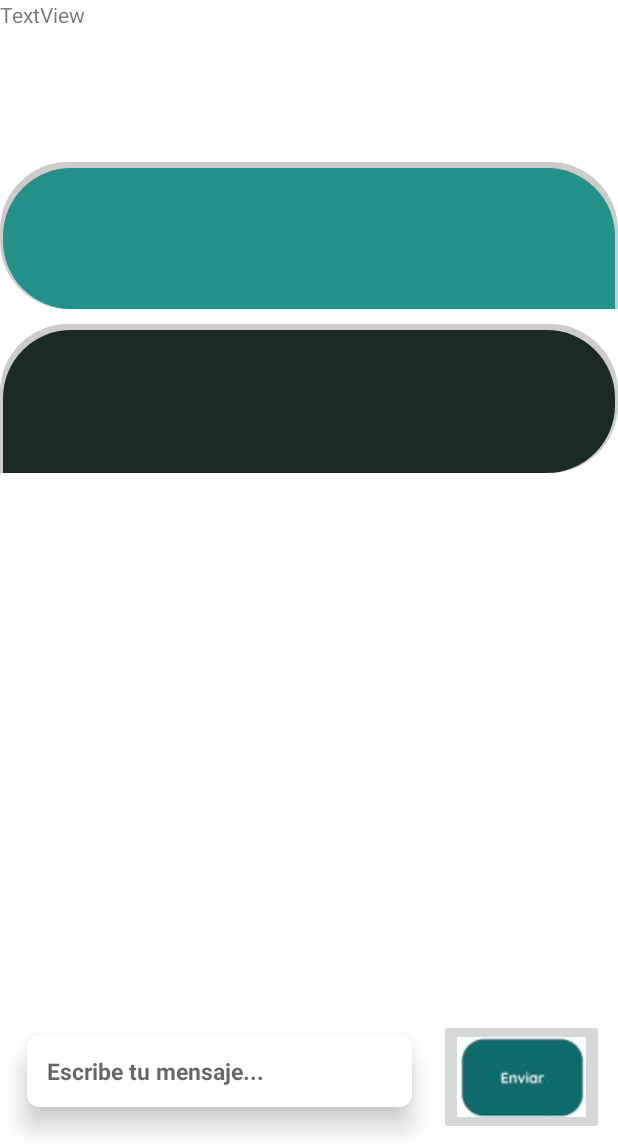
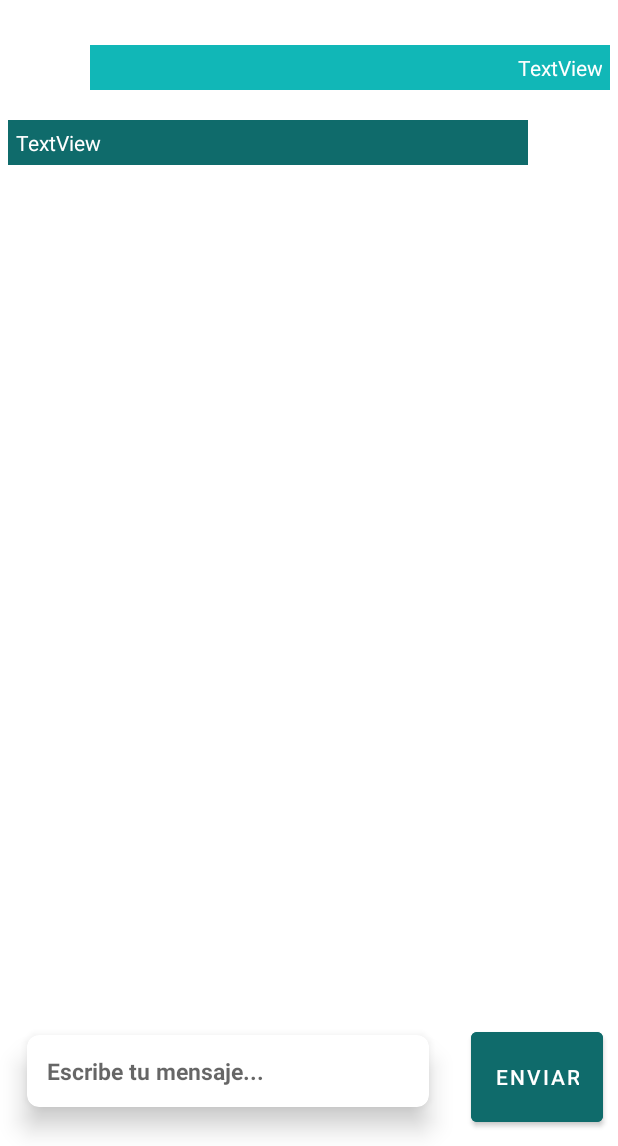
Before and after one commit to IntroCompuMovil202230/Agrari, an Android app: the layout activity_chat.xml on its own in the app's theme, with its tools: preview values and no code run, on a phone screen of 412 x 824 dp, the part 90-1236 px from its top. Run offline under Robolectric (Android 15) with nearby library versions, the phone set to English and light mode, and no system bars; Roboto replaces fonts that are not available here.

Commit message:
Chat parte 2.0

```diff
--- a/app/src/main/java/com/example/agrari/ChatActivity.kt
+++ b/app/src/main/java/com/example/agrari/ChatActivity.kt
@@ -10,6 +10,7 @@ import androidx.appcompat.app.AppCompatDelegate
 import androidx.appcompat.app.AppCompatDelegate.MODE_NIGHT_NO
 import androidx.appcompat.app.AppCompatDelegate.MODE_NIGHT_YES
 import androidx.recyclerview.widget.LinearLayoutManager
+import com.example.agrari.Model.Message
 import com.google.firebase.firestore.Query
 import com.google.firebase.firestore.ktx.firestore
 import com.google.firebase.ktx.Firebase
@@ -66,8 +67,9 @@ class ChatActivity : AppCompatActivity() {
         sensorManager!!.unregisterListener(lightSensorListener)
     }
 
+    // TODO corregir errores
     private fun initViews(){
-        messagesRecylerView.layoutManager = LinearLayoutManager(this)
+        /*messagesRecylerView.layoutManager = LinearLayoutManager(this)
         messagesRecylerView.adapter = MessageAdapter(user)
 
         sendMessageButton.setOnClickListener { sendMessage() }
@@ -77,6 +79,7 @@ class ChatActivity : AppCompatActivity() {
         chatRef.collection("messages").orderBy("dob", Query.Direction.ASCENDING)
             .get()
             .addOnSuccessListener { messages ->
+
                 val listMessages = messages.toObjects(Message::class.java)
                 (messagesRecylerView.adapter as MessageAdapter).setData(listMessages)
             }
@@ -89,19 +92,17 @@ class ChatActivity : AppCompatActivity() {
                         (messagesRecylerView.adapter as MessageAdapter).setData(listMessages)
                     }
                 }
-            }
+            }*/
     }
 
     private fun sendMessage(){
         val message = Message(
-            message = messageTextField.text.toString(),
+           // message = messageTextField.text.toString(),
             from = user
         )
 
         db.collection("chats").document(chatId).collection("messages").document().set(message)
 
-        messageTextField.setText("")
-
-
+        //messageTextField.setText("")
     }
 }
--- a/app/src/main/java/com/example/agrari/MessageAdapter.kt
+++ b/app/src/main/java/com/example/agrari/MessageAdapter.kt
@@ -28,7 +28,8 @@ class MessageAdapter(private val user: String): RecyclerView.Adapter<MessageAdap
     override fun onBindViewHolder(holder: MessageViewHolder, position: Int) {
         val message = messages[position]
 
-  /*      if(user == message.from){
+        // TODO corregir errores
+        /*if(user == message.from){
             holder.itemView.myMessageLayout.visibility = View.VISIBLE
             holder.itemView.otherMessageLayout.visibility = View.GONE
 
--- a/app/src/main/res/layout/activity_chat.xml
+++ b/app/src/main/res/layout/activity_chat.xml
@@ -6,88 +6,75 @@
     android:layout_height="match_parent"
     android:background="@color/white"
     tools:context=".ChatActivity">
+
     <androidx.appcompat.widget.Toolbar
         android:id="@+id/toolbar"
+        android:layout_width="match_parent"
+        android:layout_height="wrap_content"
+        android:layout_marginBottom="10dp"
         android:background="#239089"
         android:minHeight="?attr/actionBarSize"
-        android:theme="?attr/actionBarTheme"
-        android:layout_width="match_parent"
-        android:layout_height="wrap_content">
+        android:theme="?attr/actionBarTheme">
 
         <LinearLayout
-            android:orientation="horizontal"
+            android:id="@+id/linear01"
             android:layout_width="wrap_content"
             android:layout_height="wrap_content"
+            android:orientation="horizontal"
             tools:ignore="MissingClass">
+
             <ImageView
                 android:id="@+id/imagen"
-                android:layout_weight="1"
                 android:layout_width="0dp"
-                android:layout_height="60dp"/>
+                android:layout_height="60dp"
+                android:layout_weight="1" />
 
             <ImageView
                 android:id="@+id/perfil"
                 android:layout_width="42dp"
+                android:layout_height="42dp"
+                android:layout_gravity="center"
                 android:layout_marginLeft="10dp"
-                android:layout_gravity="center"
-                android:layout_height="42dp"
                 android:layout_weight="1"
                 android:visibility="visible"
                 app:srcCompat="@drawable/ic_launcher_foreground" />
+
             <LinearLayout
-                android:orientation="vertical"
+                android:layout_width="match_parent"
+                android:layout_height="wrap_content"
+                android:layout_gravity="center"
                 android:layout_marginLeft="15dp"
-                android:layout_gravity="center"
-                android:layout_width="match_parent"
-                android:layout_height="wrap_content">
+                android:orientation="vertical">
+
                 <TextView
                     android:id="@+id/name"
+                    android:layout_width="wrap_content"
+                    android:layout_height="wrap_content"
+                    android:layout_gravity="center"
+                    android:gravity="center"
                     android:text="Nombre de perfil"
+                    android:textAlignment="center"
                     android:textColor="@color/white"
                     android:textSize="18sp"
-                    android:layout_gravity="center"
-                    android:gravity="center"
-                    android:textAlignment="center"
-                    android:textStyle="bold|normal"
-                    android:layout_width="wrap_content"
-                    android:layout_height="wrap_content"/>
+                    android:textStyle="bold|normal" />
 
             </LinearLayout>
 
         </LinearLayout>
 
     </androidx.appcompat.widget.Toolbar>
-    <LinearLayout
-        android:orientation="vertical"
-        android:layout_below="@+id/toolbar"
-        android:id="@+id/linear01"
+
+    <androidx.recyclerview.widget.RecyclerView
+        android:id="@+id/messagesRecylerView"
         android:layout_width="match_parent"
-        android:layout_height="wrap_content">
+        android:layout_height="wrap_content"
+        android:layout_below="@id/toolbar"
+        android:layout_alignParentBottom="true"
+        tools:listitem="@layout/item_message" />
 
-
-        <TextView
-            android:id="@+id/myMessageTextView"
-            android:layout_width="match_parent"
-            android:layout_height="98dp"
-            android:text="TextView" />
-
-        <ImageView
-            android:id="@+id/imageView2"
-            android:layout_width="match_parent"
-            android:layout_height="98dp"
-            android:layout_marginTop="10dp"
-            app:srcCompat="@drawable/send_drawable" />
-
-        <ImageView
-            android:id="@+id/imageView3"
-            android:layout_width="match_parent"
-            android:layout_height="99dp"
-            android:layout_marginTop="10dp"
-            app:srcCompat="@drawable/receive_drawable" />
-    </LinearLayout>
     <LinearLayout
         android:id="@+id/linear02"
-        android:layout_above="@id/linear01"
+        android:layout_above="@id/messagesRecylerView"
         android:layout_alignParentBottom="true"
         android:orientation="horizontal"
         android:weightSum="2"
@@ -130,23 +117,20 @@
                         android:layout_width="match_parent"
                         android:layout_height="wrap_content"/>
 
-
                 </LinearLayout>
 
             </LinearLayout>
 
-
         </androidx.cardview.widget.CardView>
 
-        <ImageButton
-            android:layout_gravity="center"
-            android:layout_marginEnd="9dp"
-            android:id="@+id/send"
-            android:padding="12dp"
+        <Button
+            android:id="@+id/enviar"
             android:layout_width="wrap_content"
-            android:layout_height="wrap_content"
-            android:src="@drawable/ic_enviar" />
-
+            android:layout_height="match_parent"
+            android:layout_margin="10dp"
+            android:layout_weight="2"
+            android:backgroundTint="@color/DarkGreen"
+            android:text="Enviar" />
 
     </LinearLayout>
 
--- a/app/src/main/res/layout/item_message.xml
+++ b/app/src/main/res/layout/item_message.xml
@@ -6,5 +6,54 @@
     xmlns:app="http://schemas.android.com/apk/res-auto">
 
 
+    <androidx.constraintlayout.widget.ConstraintLayout
+        android:id="@+id/myMessageLayout"
+        android:layout_width="match_parent"
+        android:layout_height="wrap_content"
+        app:layout_constraintEnd_toEndOf="parent"
+        app:layout_constraintStart_toStartOf="parent"
+        app:layout_constraintTop_toTopOf="parent">
 
+        <TextView
+            android:id="@+id/myMessageTextView"
+            android:layout_width="match_parent"
+            android:layout_height="wrap_content"
+            android:layout_marginStart="60dp"
+            android:layout_marginTop="20dp"
+            android:layout_marginEnd="5dp"
+            android:background="@color/LightGreen"
+            android:gravity="end"
+            android:padding="5dp"
+            android:text="TextView"
+            android:textColor="@color/white"
+            app:layout_constraintEnd_toEndOf="parent"
+            app:layout_constraintHorizontal_bias="0.0"
+            app:layout_constraintStart_toStartOf="parent"
+            app:layout_constraintTop_toTopOf="parent" />
+    </androidx.constraintlayout.widget.ConstraintLayout>
+
+    <androidx.constraintlayout.widget.ConstraintLayout
+        android:id="@+id/otherMessageLayout"
+        android:layout_width="match_parent"
+        android:layout_height="wrap_content"
+        app:layout_constraintEnd_toEndOf="parent"
+        app:layout_constraintStart_toStartOf="parent"
+        app:layout_constraintTop_toBottomOf="@+id/myMessageLayout">
+
+        <TextView
+            android:id="@+id/textView32"
+            android:layout_width="match_parent"
+            android:layout_height="wrap_content"
+            android:layout_marginStart="5dp"
+            android:layout_marginTop="20dp"
+            android:layout_marginEnd="60dp"
+            android:background="@color/DarkGreen"
+            android:gravity="start"
+            android:padding="5dp"
+            android:text="TextView"
+            android:textColor="@color/white"
+            app:layout_constraintEnd_toEndOf="parent"
+            app:layout_constraintStart_toStartOf="parent"
+            app:layout_constraintTop_toTopOf="parent" />
+    </androidx.constraintlayout.widget.ConstraintLayout>
 </androidx.constraintlayout.widget.ConstraintLayout>
```
